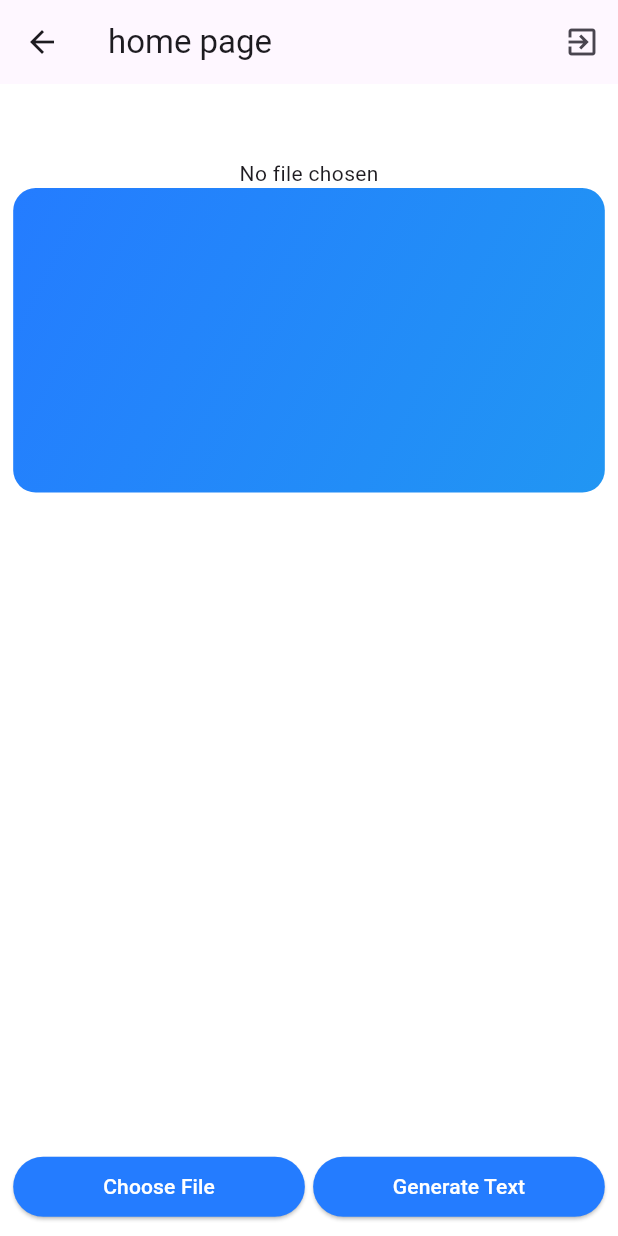
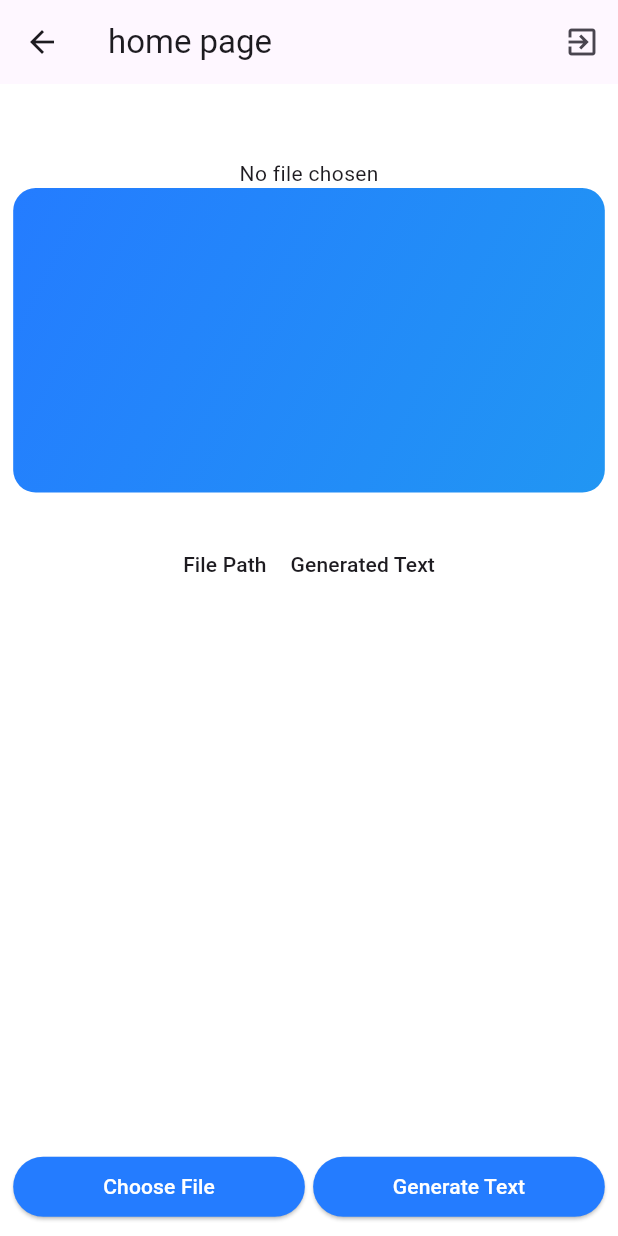
Before and after one commit to MainaKarl/Fourth-yr-project-frontend, a Flutter app: the HomePageScreen screen opened by its route, on a phone screen of 412 x 824 dp. Run offline on Flutter 3.47's test engine with Material 3 defaults, Android fonts, the phone set to English and light mode, and no system bars; our stand-ins replace awesome_dialog, file_picker, firebase_auth, firebase_core, flutter_screenutil, flutter_svg and 2 more; accounts and stored records are empty.

Commit message:
Previous Results table added

```diff
--- a/lib/features/home_page/home_page_screen.dart
+++ b/lib/features/home_page/home_page_screen.dart
@@ -1,6 +1,7 @@
 import 'dart:io';
 import 'package:file_picker/file_picker.dart';
 import 'package:firebase_auth/firebase_auth.dart';
+import 'package:flutter/cupertino.dart';
 import 'package:flutter/material.dart';
 import 'package:flutter_screenutil/flutter_screenutil.dart';
 import 'package:fluttertoast/fluttertoast.dart';
@@ -33,6 +34,7 @@ class _HomePageScreenState extends State<HomePageScreen> {
   var generatedText = '';
   bool isError = false;
   bool _isLoading = false;
+  List<Map<String, String>> previousResults = [];
 
   @override
   Widget build(BuildContext context) {
@@ -69,6 +71,35 @@ class _HomePageScreenState extends State<HomePageScreen> {
             ),
             SizedBox(
               height: 20.h,
+            ),
+            DataTable(
+              columnSpacing: 16.0, // Adjust spacing between columns as needed
+              columns: const [
+                DataColumn(label: Text('File Path')),
+                DataColumn(label: Text('Generated Text')),
+              ],
+              rows: List.generate(previousResults.length, (index) {
+                return DataRow(
+                  cells: [
+                    DataCell(
+                      SizedBox(
+                        width: 100, // Adjust the maximum width as needed
+                        child: Text(
+                          previousResults[index]['filePath'] ?? 'No file path',
+                          overflow: TextOverflow.ellipsis, // Show ellipsis if text overflows
+                        ),
+                      ),
+                    ),
+                    DataCell(
+                      Expanded(
+                        child: Text(
+                          previousResults[index]['generatedText'] ?? 'No generated text',
+                        ),
+                      ),
+                    ),
+                  ],
+                );
+              }),
             ),
             const Spacer(),
             Row(
@@ -260,6 +291,10 @@ class _HomePageScreenState extends State<HomePageScreen> {
           // Update UI with transcription
           setState(() {
             generatedText = responseData['transcription'];
+            previousResults.add({
+              'filePath': _pickedFile!.path!,
+              'generatedText': generatedText,
+            });
           });
           showToast(text: 'Success generated', state: ToastStates.SUCCESS);
         } else {
```
